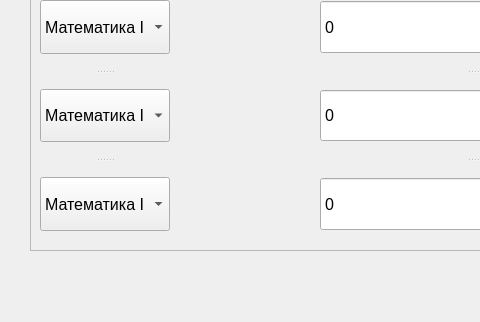
This is ZhikharevVar8/mainwindow.ui in LowArtem/QtProject as Qt 5 draws it before an edit; both pictures show x 0 to 480 and y 350 to 672 of the 1224 by 672 pixel window. The edited form follows.
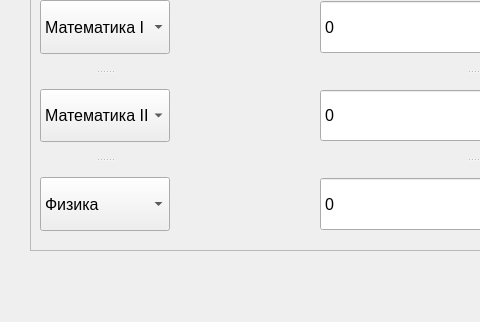
This is the edited form. Icons and pictures are not drawn.

Commit message: Add medal cheking function, started combobox cotroller funcion

```diff
--- a/ZhikharevVar8/mainwindow.ui
+++ b/ZhikharevVar8/mainwindow.ui
@@ -375,7 +375,7 @@
       <string>Оценки на вступительных экзаменах:</string>
      </property>
     </widget>
-    <widget class="QWidget" name="">
+    <widget class="QWidget" name="layoutWidget">
      <property name="geometry">
       <rect>
        <x>10</x>
@@ -430,11 +430,6 @@
          </item>
         </widget>
         <widget class="QComboBox" name="lessonCB_2">
-         <item>
-          <property name="text">
-           <string>Математика I</string>
-          </property>
-         </item>
          <item>
           <property name="text">
            <string>Математика II</string>
@@ -457,16 +452,6 @@
          </item>
         </widget>
         <widget class="QComboBox" name="lessonCB_3">
-         <item>
-          <property name="text">
-           <string>Математика I</string>
-          </property>
-         </item>
-         <item>
-          <property name="text">
-           <string>Математика II</string>
-          </property>
-         </item>
          <item>
           <property name="text">
            <string>Физика</string>
```
Left out of the diff: 29 changed lines with no effect on the pictures. The commit also changes 2 other files.
